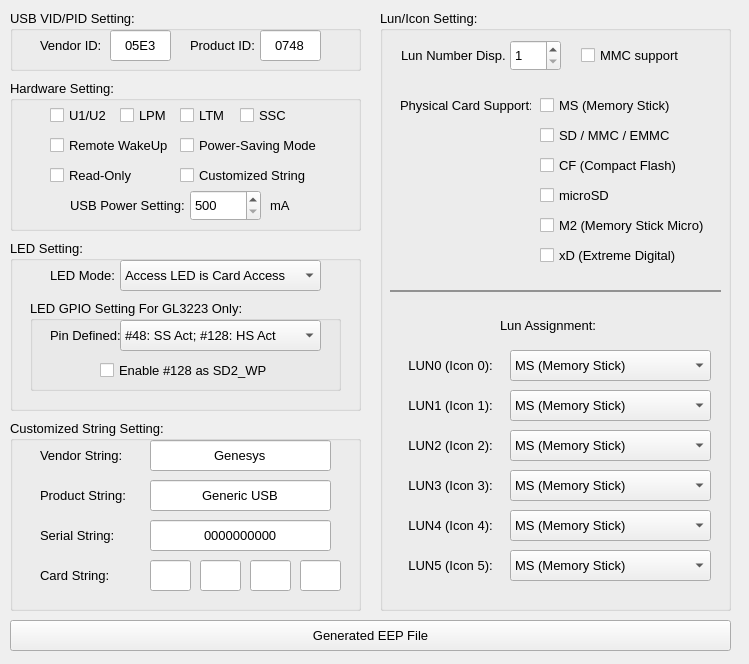
Qt form main.ui (barryblueice/Genesys-Reader-EEP-Generated-Tool) before a commit.
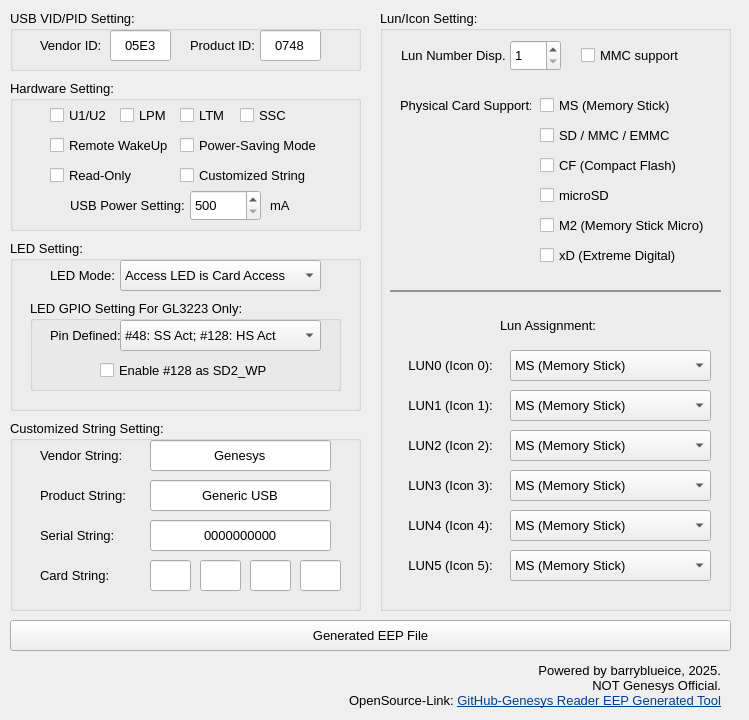
The same form after that commit.

Diff of the .ui file:
```diff
--- a/main.ui
+++ b/main.ui
@@ -7,7 +7,7 @@
     <x>0</x>
     <y>0</y>
     <width>749</width>
-    <height>664</height>
+    <height>720</height>
    </rect>
   </property>
   <property name="font">
@@ -676,7 +676,7 @@
      <rect>
       <x>40</x>
       <y>20</y>
-      <width>61</width>
+      <width>71</width>
       <height>31</height>
      </rect>
     </property>
@@ -1142,6 +1142,25 @@
     </widget>
    </widget>
   </widget>
+  <widget class="QLabel" name="label_23">
+   <property name="geometry">
+    <rect>
+     <x>340</x>
+     <y>660</y>
+     <width>381</width>
+     <height>51</height>
+    </rect>
+   </property>
+   <property name="text">
+    <string>&lt;html&gt;&lt;head/&gt;&lt;body&gt;&lt;p align=&quot;right&quot;&gt;Powered by barryblueice, 2025. &lt;br/&gt;NOT Genesys Official.&lt;br/&gt;OpenSource-Link: &lt;a href=&quot;https://github.com/barryblueice/Genesys-Reader-EEP-Generated-Tool&quot;&gt;&lt;span style=&quot; text-decoration: underline; color:#003e92;&quot;&gt;GitHub-Genesys Reader EEP Generated Tool&lt;/span&gt;&lt;/a&gt;&lt;/p&gt;&lt;/body&gt;&lt;/html&gt;</string>
+   </property>
+   <property name="alignment">
+    <set>Qt::AlignmentFlag::AlignRight|Qt::AlignmentFlag::AlignTrailing|Qt::AlignmentFlag::AlignVCenter</set>
+   </property>
+   <property name="openExternalLinks">
+    <bool>true</bool>
+   </property>
+  </widget>
  </widget>
  <resources/>
  <connections/>
```
